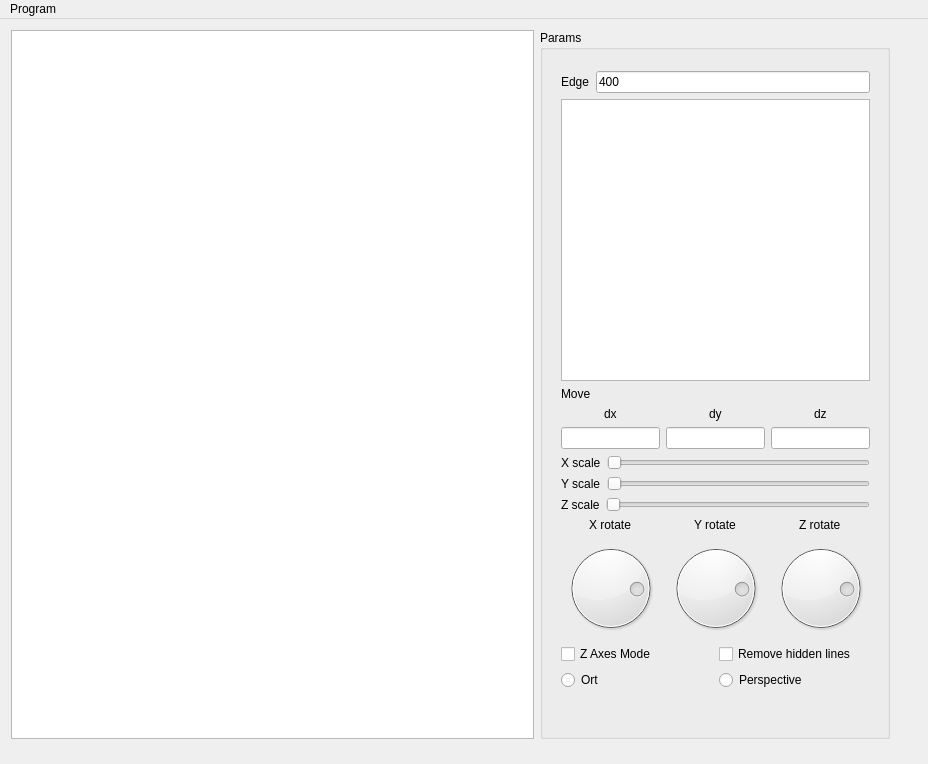
First picture: the form in Sem5_Roberts/mainwindow.ui, repository rbaygildin/learn-graphics, before the edit.
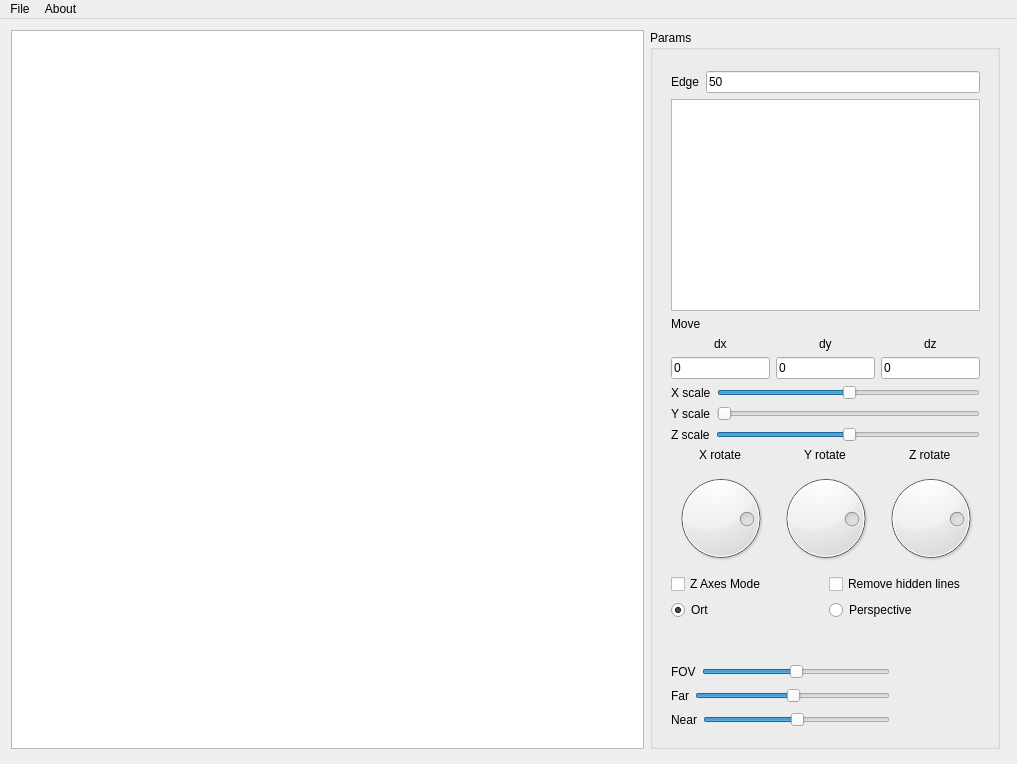
Second picture: the form after the edit.

Diff of the .ui file:
```diff
--- a/Sem5_Roberts/mainwindow.ui
+++ b/Sem5_Roberts/mainwindow.ui
@@ -6,7 +6,7 @@
    <rect>
     <x>0</x>
     <y>0</y>
-    <width>928</width>
+    <width>1017</width>
     <height>764</height>
    </rect>
   </property>
@@ -19,34 +19,12 @@
      <rect>
       <x>0</x>
       <y>0</y>
-      <width>901</width>
-      <height>731</height>
+      <width>1011</width>
+      <height>741</height>
      </rect>
     </property>
-    <layout class="QHBoxLayout" name="horizontalLayout">
-     <item>
-      <widget class="QGraphicsView" name="graphicsView">
-       <property name="sizePolicy">
-        <sizepolicy hsizetype="Expanding" vsizetype="Expanding">
-         <horstretch>0</horstretch>
-         <verstretch>0</verstretch>
-        </sizepolicy>
-       </property>
-       <property name="minimumSize">
-        <size>
-         <width>0</width>
-         <height>0</height>
-        </size>
-       </property>
-       <property name="baseSize">
-        <size>
-         <width>0</width>
-         <height>0</height>
-        </size>
-       </property>
-      </widget>
-     </item>
-     <item alignment="Qt::AlignRight">
+    <layout class="QGridLayout" name="gridLayout">
+     <item row="0" column="1">
       <widget class="QGroupBox" name="groupBox">
        <property name="sizePolicy">
         <sizepolicy hsizetype="Minimum" vsizetype="Expanding">
@@ -63,13 +41,13 @@
        <property name="title">
         <string>Params</string>
        </property>
-       <widget class="QWidget" name="">
+       <widget class="QWidget" name="layoutWidget">
         <property name="geometry">
          <rect>
           <x>10</x>
           <y>30</y>
           <width>331</width>
-          <height>641</height>
+          <height>571</height>
          </rect>
         </property>
         <layout class="QVBoxLayout" name="verticalLayout">
@@ -85,7 +63,7 @@
            <item>
             <widget class="QLineEdit" name="rInput">
              <property name="text">
-              <string>400</string>
+              <string>50</string>
              </property>
             </widget>
            </item>
@@ -115,7 +93,11 @@
                 </widget>
                </item>
                <item>
-                <widget class="QLineEdit" name="dxInput"/>
+                <widget class="QLineEdit" name="dxInput">
+                 <property name="text">
+                  <string>0</string>
+                 </property>
+                </widget>
                </item>
               </layout>
              </item>
@@ -129,7 +111,11 @@
                 </widget>
                </item>
                <item>
-                <widget class="QLineEdit" name="dyInput"/>
+                <widget class="QLineEdit" name="dyInput">
+                 <property name="text">
+                  <string>0</string>
+                 </property>
+                </widget>
                </item>
               </layout>
              </item>
@@ -143,7 +129,11 @@
                 </widget>
                </item>
                <item>
-                <widget class="QLineEdit" name="dzInput"/>
+                <widget class="QLineEdit" name="dzInput">
+                 <property name="text">
+                  <string>0</string>
+                 </property>
+                </widget>
                </item>
               </layout>
              </item>
@@ -164,8 +154,11 @@
              </item>
              <item>
               <widget class="QSlider" name="xScaleInput">
+               <property name="value">
+                <number>50</number>
+               </property>
                <property name="sliderPosition">
-                <number>0</number>
+                <number>50</number>
                </property>
                <property name="orientation">
                 <enum>Qt::Horizontal</enum>
@@ -203,6 +196,9 @@
              </item>
              <item>
               <widget class="QSlider" name="zScaleInput">
+               <property name="value">
+                <number>50</number>
+               </property>
                <property name="orientation">
                 <enum>Qt::Horizontal</enum>
                </property>
@@ -295,6 +291,9 @@
              <property name="text">
               <string>Ort</string>
              </property>
+             <property name="checked">
+              <bool>true</bool>
+             </property>
              <attribute name="buttonGroup">
               <string notr="true">buttonGroup</string>
              </attribute>
@@ -314,6 +313,103 @@
          </item>
         </layout>
        </widget>
+       <widget class="QWidget" name="layoutWidget">
+        <property name="geometry">
+         <rect>
+          <x>10</x>
+          <y>620</y>
+          <width>241</width>
+          <height>94</height>
+         </rect>
+        </property>
+        <layout class="QVBoxLayout" name="verticalLayout_2">
+         <item>
+          <layout class="QHBoxLayout" name="horizontalLayout">
+           <item>
+            <widget class="QLabel" name="label">
+             <property name="text">
+              <string>FOV</string>
+             </property>
+            </widget>
+           </item>
+           <item>
+            <widget class="QSlider" name="fovInp">
+             <property name="value">
+              <number>50</number>
+             </property>
+             <property name="orientation">
+              <enum>Qt::Horizontal</enum>
+             </property>
+            </widget>
+           </item>
+          </layout>
+         </item>
+         <item>
+          <layout class="QHBoxLayout" name="horizontalLayout_9">
+           <item>
+            <widget class="QLabel" name="label_2">
+             <property name="text">
+              <string>Far</string>
+             </property>
+            </widget>
+           </item>
+           <item>
+            <widget class="QSlider" name="farInp">
+             <property name="value">
+              <number>50</number>
+             </property>
+             <property name="orientation">
+              <enum>Qt::Horizontal</enum>
+             </property>
+            </widget>
+           </item>
+          </layout>
+         </item>
+         <item>
+          <layout class="QHBoxLayout" name="horizontalLayout_10">
+           <item>
+            <widget class="QLabel" name="label_3">
+             <property name="text">
+              <string>Near</string>
+             </property>
+            </widget>
+           </item>
+           <item>
+            <widget class="QSlider" name="nearInp">
+             <property name="value">
+              <number>50</number>
+             </property>
+             <property name="orientation">
+              <enum>Qt::Horizontal</enum>
+             </property>
+            </widget>
+           </item>
+          </layout>
+         </item>
+        </layout>
+       </widget>
+      </widget>
+     </item>
+     <item row="0" column="0">
+      <widget class="QGraphicsView" name="graphicsView">
+       <property name="sizePolicy">
+        <sizepolicy hsizetype="Expanding" vsizetype="Expanding">
+         <horstretch>0</horstretch>
+         <verstretch>0</verstretch>
+        </sizepolicy>
+       </property>
+       <property name="minimumSize">
+        <size>
+         <width>0</width>
+         <height>0</height>
+        </size>
+       </property>
+       <property name="baseSize">
+        <size>
+         <width>0</width>
+         <height>0</height>
+        </size>
+       </property>
       </widget>
      </item>
     </layout>
@@ -324,16 +420,24 @@
     <rect>
      <x>0</x>
      <y>0</y>
-     <width>928</width>
+     <width>1017</width>
      <height>22</height>
     </rect>
    </property>
    <widget class="QMenu" name="menuProgram">
     <property name="title">
-     <string>Program</string>
+     <string>About</string>
     </property>
     <addaction name="actionAbout"/>
    </widget>
+   <widget class="QMenu" name="menuFile">
+    <property name="title">
+     <string>File</string>
+    </property>
+    <addaction name="actionOpen"/>
+    <addaction name="actionSave"/>
+   </widget>
+   <addaction name="menuFile"/>
    <addaction name="menuProgram"/>
   </widget>
   <action name="actionAbout">
```
Left out of the diff: 14 changed lines with no effect on the pictures.
